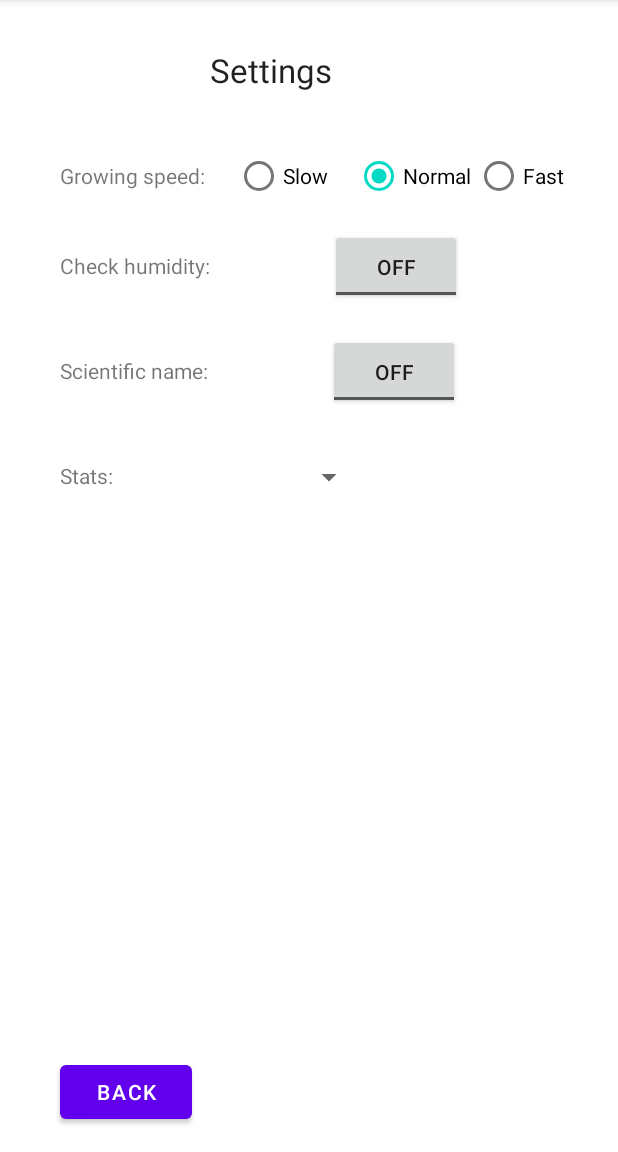
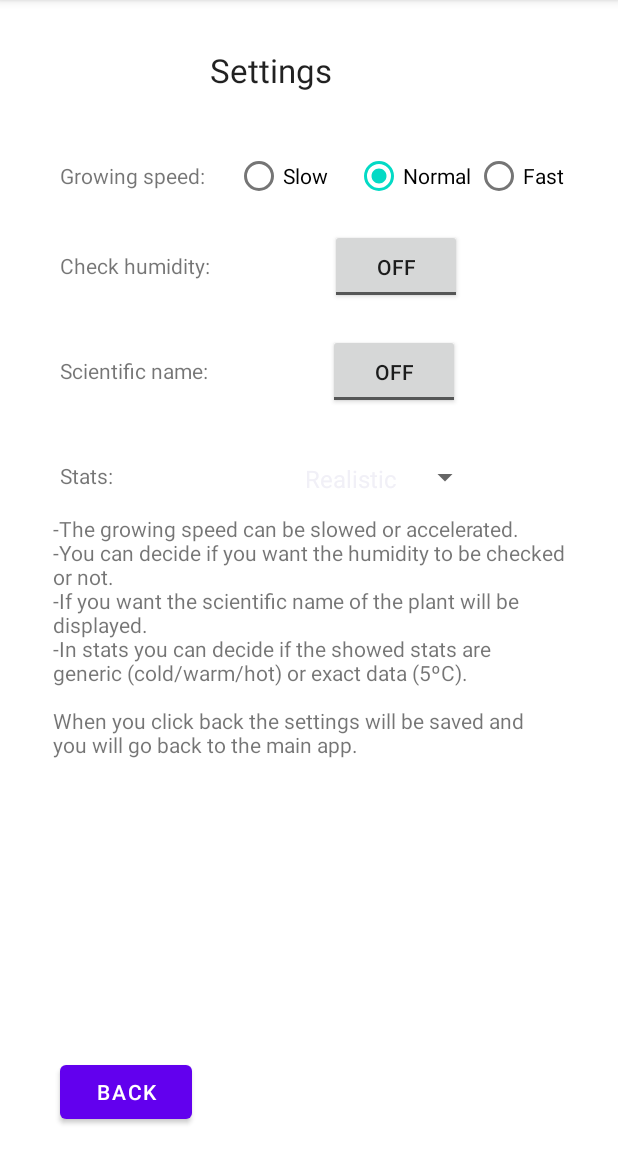
Before and after one commit to EnderCastle/PlantaChallenge, an Android app: the screen it shows after launch (ActivityAjustes), after a tap on "SETTINGS", on a phone screen of 412 x 824 dp, the part 84-1236 px from its top. Run offline under Robolectric (Android 15) with nearby library versions, the phone set to English and light mode, and no system bars.

Commit message:
Ajustes.java

```diff
--- a/app/src/main/java/com/example/planta/MainActivity.java
+++ b/app/src/main/java/com/example/planta/MainActivity.java
@@ -30,6 +30,6 @@ public class MainActivity extends Activity {
 
     public void ajustes (View v) {
         Intent intent = new Intent(getApplicationContext(), ActivityAjustes.class);
-        startActivity(intent);
+        startActivityForResult(intent, 0);
     }
 }
--- a/app/src/main/res/layout/activity_ajustes.xml
+++ b/app/src/main/res/layout/activity_ajustes.xml
@@ -128,4 +128,16 @@
         app:layout_constraintBottom_toBottomOf="parent"
         app:layout_constraintStart_toStartOf="parent" />
 
+    <TextView
+        android:id="@+id/textView6"
+        android:layout_width="wrap_content"
+        android:layout_height="wrap_content"
+        android:layout_marginStart="20dp"
+        android:layout_marginTop="15dp"
+        android:layout_marginEnd="20dp"
+        android:text="-The growing speed can be slowed or accelerated.\n-You can decide if you want the humidity to be checked\nor not.\n-If you want the scientific name of the plant will be\ndisplayed.\n-In stats you can decide if the showed stats are\ngeneric (cold/warm/hot) or exact data (5ºC).\n\nWhen you click back the settings will be saved and\nyou will go back to the main app."
+        app:layout_constraintEnd_toEndOf="parent"
+        app:layout_constraintStart_toStartOf="parent"
+        app:layout_constraintTop_toBottomOf="@+id/stats" />
+
 </androidx.constraintlayout.widget.ConstraintLayout>
```
Also changed, not shown: app/src/main/java/com/example/planta/ActivityAjustes.java (+62 -1 lines).
